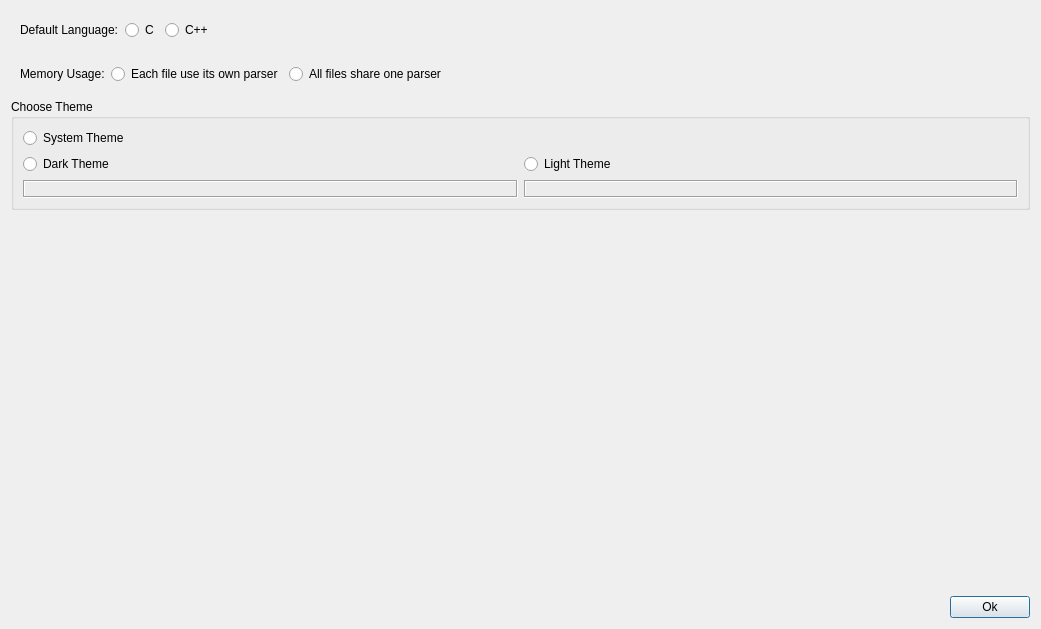
Above: RedPandaIDE/src/widgets/choosethemedialog.ui from royqh1979/RedPanda-CPP before the change. Below: the same form after it.
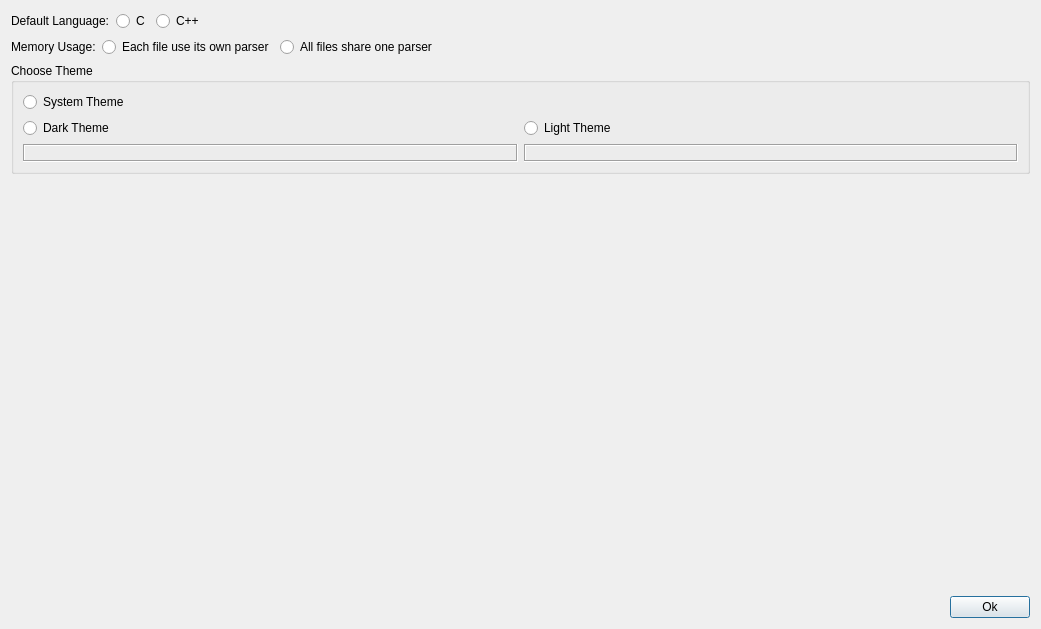
That is the form after the change. Icons and pictures are not drawn.

```diff
--- a/RedPandaIDE/src/widgets/choosethemedialog.ui
+++ b/RedPandaIDE/src/widgets/choosethemedialog.ui
@@ -21,6 +21,18 @@
    <item>
     <widget class="QWidget" name="widget_2" native="true">
      <layout class="QHBoxLayout" name="horizontalLayout_2">
+      <property name="leftMargin">
+       <number>0</number>
+      </property>
+      <property name="topMargin">
+       <number>0</number>
+      </property>
+      <property name="rightMargin">
+       <number>0</number>
+      </property>
+      <property name="bottomMargin">
+       <number>0</number>
+      </property>
       <item>
        <widget class="QLabel" name="label_3">
         <property name="text">
@@ -73,6 +85,18 @@
       <enum>QFrame::Plain</enum>
      </property>
      <layout class="QHBoxLayout" name="horizontalLayout_3">
+      <property name="leftMargin">
+       <number>0</number>
+      </property>
+      <property name="topMargin">
+       <number>0</number>
+      </property>
+      <property name="rightMargin">
+       <number>0</number>
+      </property>
+      <property name="bottomMargin">
+       <number>0</number>
+      </property>
       <item>
        <widget class="QLabel" name="label">
         <property name="text">
@@ -80,15 +104,15 @@
         </property>
        </widget>
       </item>
-      <item>
-       <widget class="QRadioButton" name="rbShareParser">
-        <property name="text">
-         <string>Each file use its own parser</string>
-        </property>
-       </widget>
-      </item>
       <item>
        <widget class="QRadioButton" name="rbNoShareParser">
+        <property name="text">
+         <string>Each file use its own parser</string>
+        </property>
+       </widget>
+      </item>
+      <item>
+       <widget class="QRadioButton" name="rbShareParser">
         <property name="text">
          <string>All files share one parser</string>
         </property>
```
Left out of the diff: 2 changed lines with no effect on the pictures.
